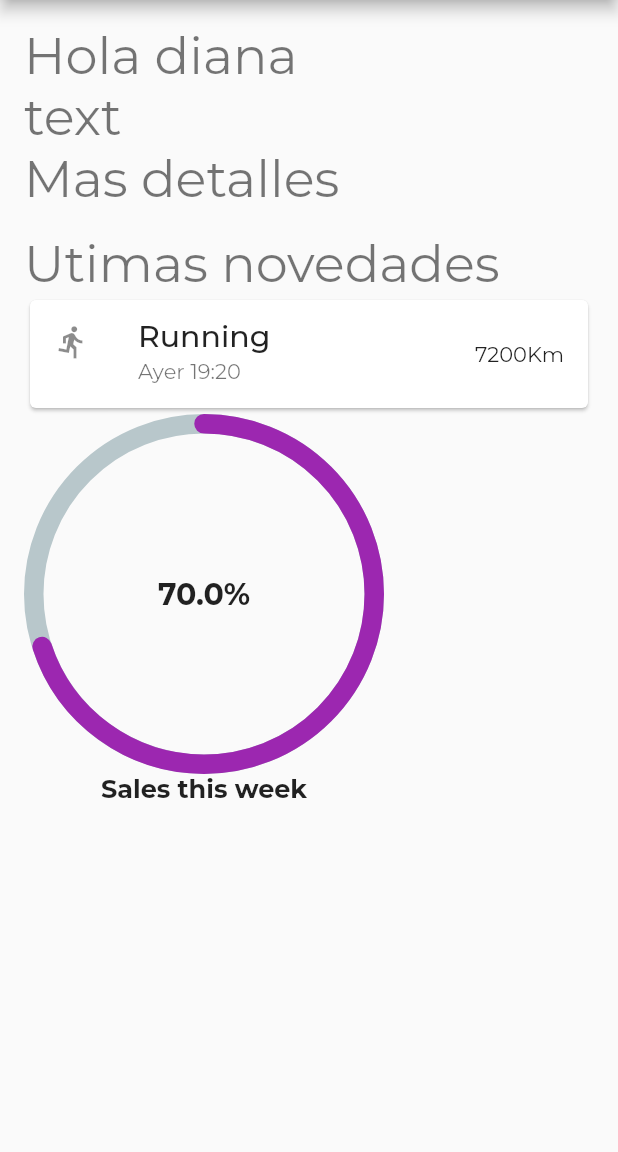
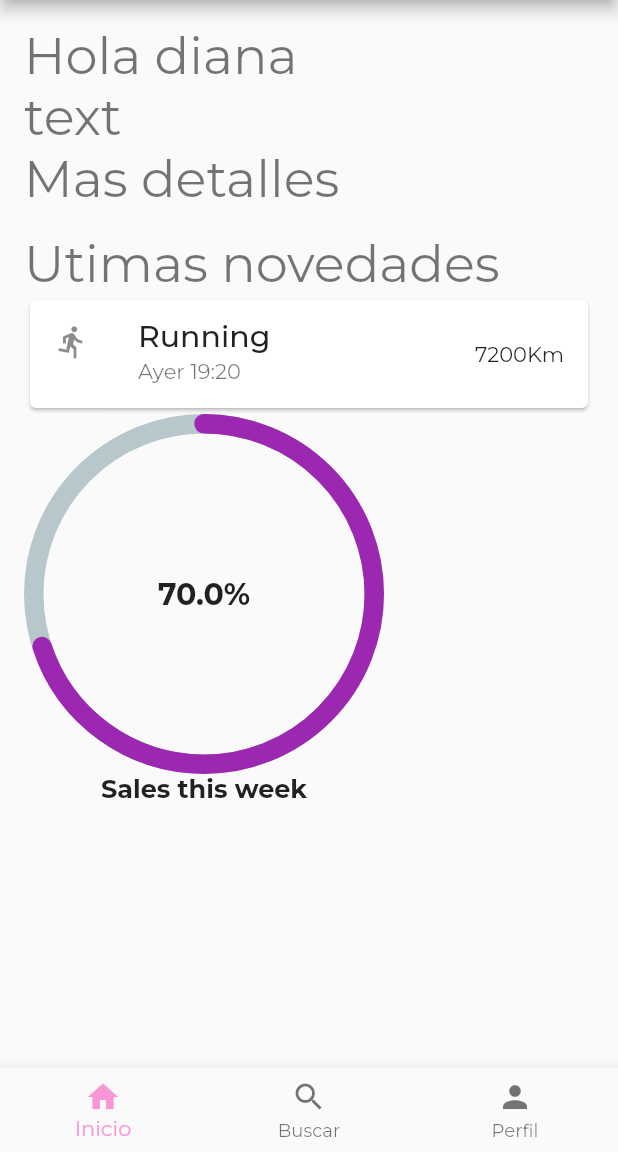
Before and after one commit to xavm29/activitat_avaluacio_1.4, a Flutter app: the screen it shows after launch, on a phone screen of 412 x 824 dp, the part 84-1236 px from its top. Run offline on Flutter 3.47's test engine with Material 2 defaults, Android fonts, the phone set to English and light mode, and no system bars; drawn by our look-alikes of percent_indicator; our stand-ins replace google_fonts.

```diff
--- a/lib/screens/home.dart
+++ b/lib/screens/home.dart
@@ -68,8 +68,31 @@ class Home extends StatelessWidget {
                 ),
               ],
 
+
             ),
+
+
           ),
-        ));
+        ),
+        bottomNavigationBar: BottomNavigationBar(items: const <BottomNavigationBarItem>[
+          BottomNavigationBarItem(
+            icon: Icon(Icons.home),
+            label: 'Inicio',
+            backgroundColor: Colors.red,
+          ),
+          BottomNavigationBarItem(
+            icon: Icon(Icons.search),
+            label: 'Buscar',
+            backgroundColor: Colors.green,
+          ),
+          BottomNavigationBarItem(
+            icon: Icon(Icons.person),
+            label: 'Perfil',
+            backgroundColor: Colors.purple,
+          ),
+
+
+        ],),
+    );
   }
 }
```
